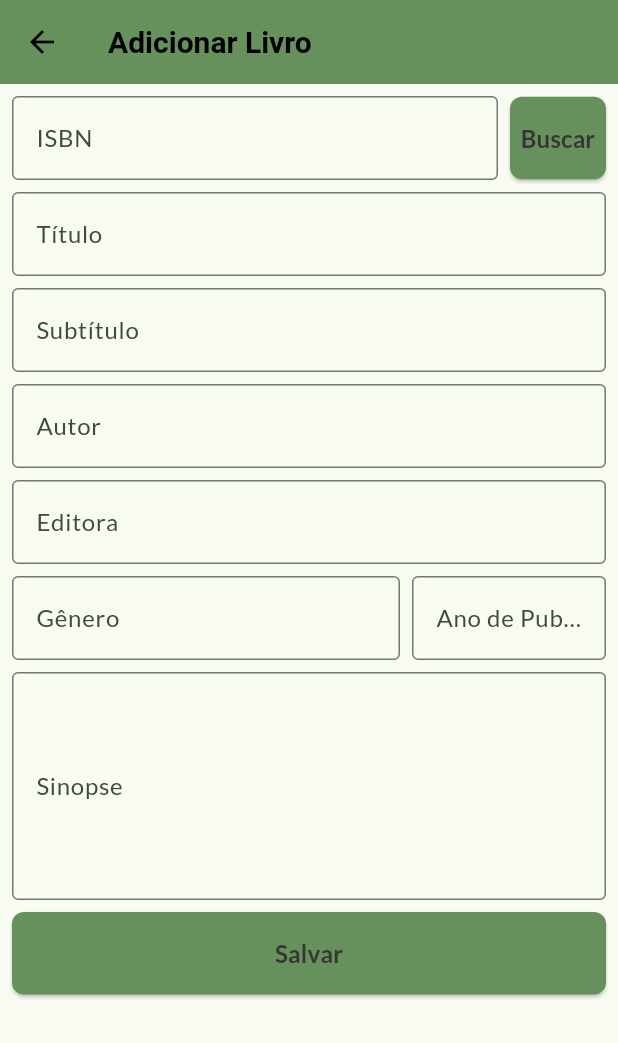
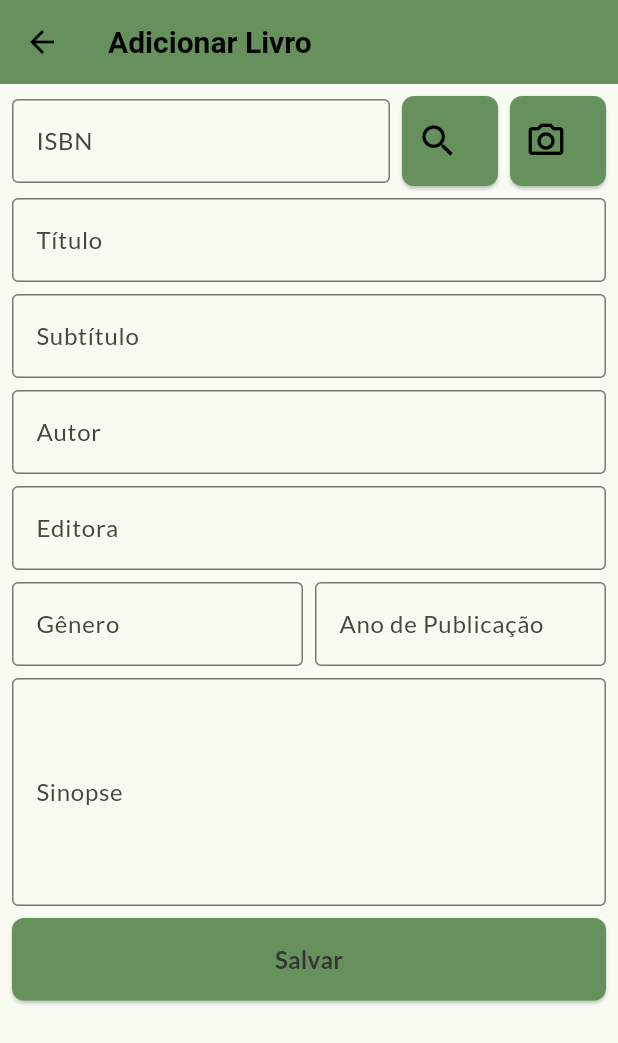
Before and after one commit to Danubio-Leite/private_library, a Flutter app: the AddBookPage screen opened directly, on a phone screen of 412 x 824 dp. Shown: the top 1043 px of the screen. Run offline on Flutter 3.47's test engine with Material 3 defaults, Android fonts, the phone set to English and light mode, and no system bars; our stand-ins replace auto_size_text, cloud_firestore, google_fonts, loading_animation_widget, mask_text_input_formatter; accounts and stored records are empty.

Commit message:
custom button

```diff
--- a/lib/components/custom_button.dart
+++ b/lib/components/custom_button.dart
@@ -5,6 +5,7 @@ class CustomButton extends StatelessWidget {
   final VoidCallback onPressed;
   final Color? backgroundColor;
   final EdgeInsets? padding;
+  final Icon? icon;
 
   const CustomButton({
     Key? key,
@@ -12,11 +13,16 @@ class CustomButton extends StatelessWidget {
     required this.onPressed,
     this.backgroundColor,
     this.padding,
+    this.icon,
   }) : super(key: key);
 
   @override
   Widget build(BuildContext context) {
-    return ElevatedButton(
+    return ElevatedButton.icon(
+      icon: icon ??
+          const SizedBox(
+            width: 0,
+          ),
       onPressed: onPressed,
       style: ElevatedButton.styleFrom(
         backgroundColor:
@@ -26,12 +32,18 @@ class CustomButton extends StatelessWidget {
           borderRadius: BorderRadius.circular(8),
         ),
       ),
-      child: Text(
-        texto,
-        style: const TextStyle(
-            fontSize: 16,
-            fontWeight: FontWeight.bold,
-            color: Color.fromARGB(255, 53, 53, 53)),
+      label: Row(
+        mainAxisAlignment: MainAxisAlignment.center,
+        children: [
+          Text(
+            texto,
+            style: const TextStyle(
+                fontSize: 16,
+                fontWeight: FontWeight.bold,
+                color: Color.fromARGB(255, 53, 53, 53)),
+          ),
+          const SizedBox(width: 8),
+        ],
       ),
     );
   }
--- a/lib/pages/add_book_page.dart
+++ b/lib/pages/add_book_page.dart
@@ -42,9 +42,13 @@ class _AddBookPageState extends State<AddBookPage> {
                     ),
                   ),
                   const SizedBox(width: 8),
-                  SizedBox(
-                    child: CustomButton(
-                      texto: 'Buscar',
+                  CustomButton(
+                    icon: const Icon(
+                      Icons.search,
+                      size: 28,
+                      color: Colors.black,
+                    ),
+                    texto: '',
                     onPressed: () async {
                       final details =
                           await fetchBookDetails(isbnController.text);
@@ -56,8 +60,7 @@ class _AddBookPageState extends State<AddBookPage> {
                           titleController.text = bookDetails['title'] ?? '';
                           subtitleController.text =
                               bookDetails['subtitle'] ?? '';
-                            authorController.text =
-                                bookDetails['authors'] != null
+                          authorController.text = bookDetails['authors'] != null
                               ? bookDetails['authors'][0]
                               : '';
                           publisherController.text =
@@ -68,8 +71,7 @@ class _AddBookPageState extends State<AddBookPage> {
                                   : '';
                           yearController.text =
                               bookDetails['publishedDate'] != null
-                                    ? bookDetails['publishedDate']
-                                        .substring(0, 4)
+                                  ? bookDetails['publishedDate'].substring(0, 4)
                                   : '';
                           synopsisController.text =
                               bookDetails['description'] ?? '';
@@ -79,7 +81,17 @@ class _AddBookPageState extends State<AddBookPage> {
                       }
                     },
                   ),
+                  const SizedBox(
+                    width: 8,
                   ),
+                  CustomButton(
+                      icon: const Icon(
+                        Icons.camera_alt_outlined,
+                        size: 28,
+                        color: Colors.black,
+                      ),
+                      texto: '',
+                      onPressed: () {})
                 ],
               ),
               const SizedBox(height: 8),
@@ -106,7 +118,6 @@ class _AddBookPageState extends State<AddBookPage> {
               Row(
                 children: [
                   Flexible(
-                    flex: 2,
                     child: CustomFormField(
                       controller: genreController,
                       label: 'Gênero',
```
Lines whose indentation alone changed are shown as unchanged.
